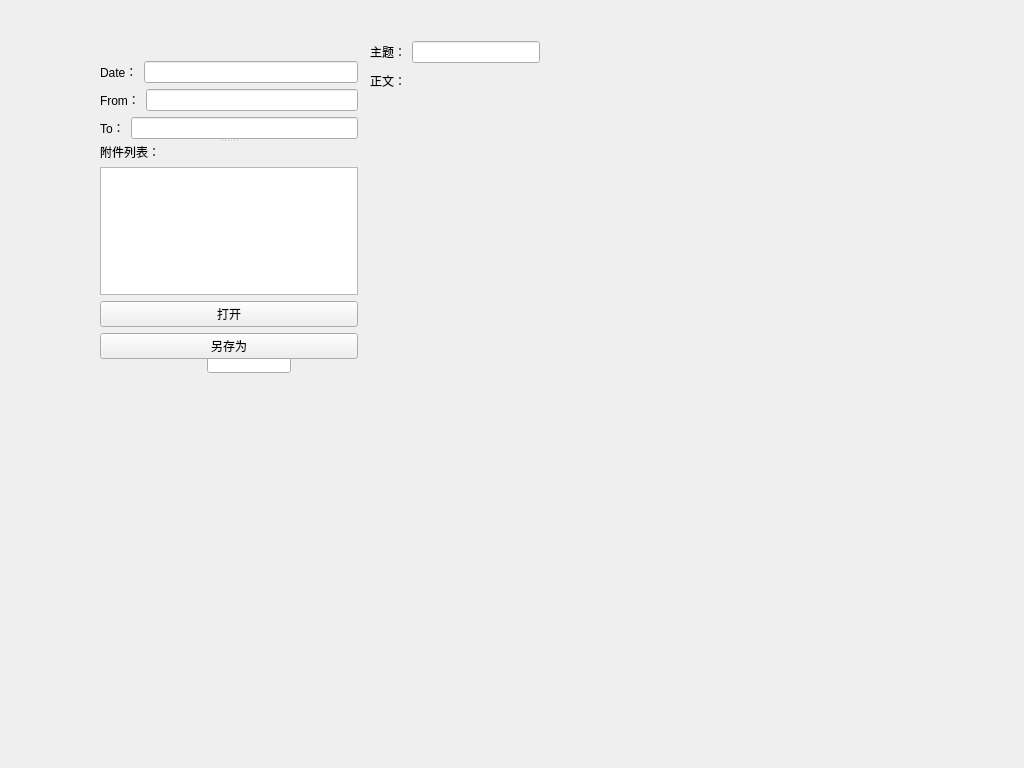
Above: WwMailV2.0/emlbrower.ui from HelloJdss/WangWang_MailClient before the change. Below: the same form after it.
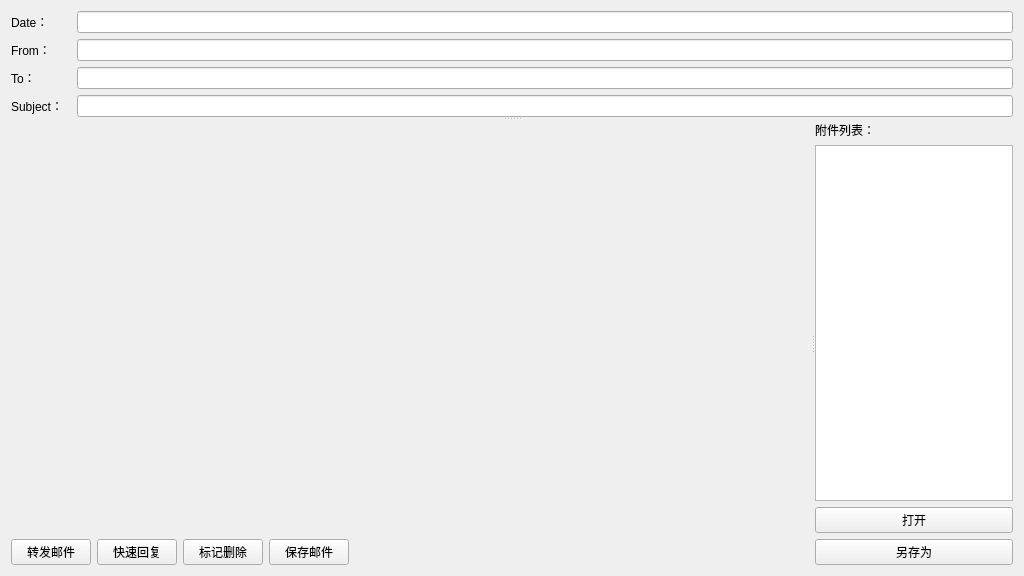
That is the form after the change.

```diff
--- a/WwMailV2.0/emlbrower.ui
+++ b/WwMailV2.0/emlbrower.ui
@@ -7,82 +7,48 @@
     <x>0</x>
     <y>0</y>
     <width>1024</width>
-    <height>768</height>
+    <height>576</height>
    </rect>
   </property>
   <property name="windowTitle">
    <string>EmlBrower</string>
   </property>
-  <widget class="QLabel" name="label_5">
-   <property name="geometry">
-    <rect>
-     <x>370</x>
-     <y>70</y>
-     <width>54</width>
-     <height>22</height>
-    </rect>
-   </property>
-   <property name="text">
-    <string>正文：</string>
-   </property>
-  </widget>
-  <widget class="QLineEdit" name="lineEdit_5">
-   <property name="geometry">
-    <rect>
-     <x>207</x>
-     <y>351</y>
-     <width>84</width>
-     <height>22</height>
-    </rect>
-   </property>
-   <property name="readOnly">
+  <property name="autoFillBackground">
     <bool>true</bool>
    </property>
-  </widget>
-  <widget class="QWidget" name="">
-   <property name="geometry">
-    <rect>
-     <x>370</x>
-     <y>40</y>
-     <width>170</width>
-     <height>24</height>
-    </rect>
-   </property>
-   <layout class="QHBoxLayout" name="horizontalLayout">
+  <layout class="QVBoxLayout" name="verticalLayout_4">
     <item>
-     <widget class="QLabel" name="label_4">
-      <property name="text">
-       <string>主题：</string>
-      </property>
-     </widget>
-    </item>
-    <item>
-     <widget class="QLineEdit" name="lineEdit_4">
-      <property name="readOnly">
-       <bool>true</bool>
-      </property>
-     </widget>
-    </item>
-   </layout>
-  </widget>
-  <widget class="QSplitter" name="splitter">
-   <property name="geometry">
-    <rect>
-     <x>100</x>
-     <y>61</y>
-     <width>258</width>
-     <height>298</height>
-    </rect>
-   </property>
+    <widget class="QSplitter" name="splitter_2">
    <property name="orientation">
     <enum>Qt::Vertical</enum>
    </property>
-   <widget class="QWidget" name="">
+     <widget class="QWidget" name="layoutWidget">
     <layout class="QVBoxLayout" name="verticalLayout">
      <item>
       <layout class="QHBoxLayout" name="horizontalLayout_2">
        <item>
         <widget class="QLabel" name="label_2">
+           <property name="sizePolicy">
+            <sizepolicy hsizetype="Fixed" vsizetype="Preferred">
+             <horstretch>0</horstretch>
+             <verstretch>0</verstretch>
+            </sizepolicy>
+           </property>
+           <property name="minimumSize">
+            <size>
+             <width>60</width>
+             <height>0</height>
+            </size>
+           </property>
+           <property name="maximumSize">
+            <size>
+             <width>60</width>
+             <height>16777215</height>
+            </size>
+           </property>
+           <property name="frameShape">
+            <enum>QFrame::NoFrame</enum>
+           </property>
          <property name="text">
           <string>Date：</string>
          </property>
@@ -101,6 +67,27 @@
       <layout class="QHBoxLayout" name="horizontalLayout_3">
        <item>
         <widget class="QLabel" name="label">
+           <property name="sizePolicy">
+            <sizepolicy hsizetype="Fixed" vsizetype="Preferred">
+             <horstretch>0</horstretch>
+             <verstretch>0</verstretch>
+            </sizepolicy>
+           </property>
+           <property name="minimumSize">
+            <size>
+             <width>60</width>
+             <height>0</height>
+            </size>
+           </property>
+           <property name="maximumSize">
+            <size>
+             <width>60</width>
+             <height>16777215</height>
+            </size>
+           </property>
+           <property name="frameShape">
+            <enum>QFrame::NoFrame</enum>
+           </property>
          <property name="text">
           <string>From：</string>
          </property>
@@ -119,6 +106,27 @@
       <layout class="QHBoxLayout" name="horizontalLayout_4">
        <item>
         <widget class="QLabel" name="label_3">
+           <property name="sizePolicy">
+            <sizepolicy hsizetype="Fixed" vsizetype="Preferred">
+             <horstretch>0</horstretch>
+             <verstretch>0</verstretch>
+            </sizepolicy>
+           </property>
+           <property name="minimumSize">
+            <size>
+             <width>60</width>
+             <height>0</height>
+            </size>
+           </property>
+           <property name="maximumSize">
+            <size>
+             <width>60</width>
+             <height>16777215</height>
+            </size>
+           </property>
+           <property name="frameShape">
+            <enum>QFrame::NoFrame</enum>
+           </property>
          <property name="text">
           <string>To：</string>
          </property>
@@ -133,9 +141,120 @@
        </item>
       </layout>
      </item>
-    </layout>
-   </widget>
-   <widget class="QWidget" name="">
+       <item>
+        <layout class="QHBoxLayout" name="horizontalLayout">
+         <item>
+          <widget class="QLabel" name="label_4">
+           <property name="sizePolicy">
+            <sizepolicy hsizetype="Fixed" vsizetype="Preferred">
+             <horstretch>0</horstretch>
+             <verstretch>0</verstretch>
+            </sizepolicy>
+           </property>
+           <property name="minimumSize">
+            <size>
+             <width>60</width>
+             <height>0</height>
+            </size>
+           </property>
+           <property name="maximumSize">
+            <size>
+             <width>60</width>
+             <height>16777215</height>
+            </size>
+           </property>
+           <property name="text">
+            <string>Subject：</string>
+           </property>
+          </widget>
+         </item>
+         <item>
+          <widget class="QLineEdit" name="lineEdit_subject">
+           <property name="readOnly">
+            <bool>true</bool>
+           </property>
+          </widget>
+         </item>
+        </layout>
+       </item>
+      </layout>
+     </widget>
+     <widget class="QSplitter" name="splitter">
+      <property name="sizePolicy">
+       <sizepolicy hsizetype="Expanding" vsizetype="Preferred">
+        <horstretch>0</horstretch>
+        <verstretch>9</verstretch>
+       </sizepolicy>
+      </property>
+      <property name="orientation">
+       <enum>Qt::Horizontal</enum>
+      </property>
+      <widget class="QWidget" name="layoutWidget">
+       <layout class="QVBoxLayout" name="verticalLayout_3">
+        <item>
+         <widget class="QWidget" name="MiMEWidget" native="true">
+          <property name="sizePolicy">
+           <sizepolicy hsizetype="Preferred" vsizetype="Preferred">
+            <horstretch>0</horstretch>
+            <verstretch>9</verstretch>
+           </sizepolicy>
+          </property>
+          <property name="minimumSize">
+           <size>
+            <width>800</width>
+            <height>0</height>
+           </size>
+          </property>
+         </widget>
+        </item>
+        <item>
+         <layout class="QHBoxLayout" name="horizontalLayout_5">
+          <item>
+           <widget class="QPushButton" name="pushButton_5">
+            <property name="text">
+             <string>转发邮件</string>
+            </property>
+           </widget>
+          </item>
+          <item>
+           <widget class="QPushButton" name="pushButton_4">
+            <property name="text">
+             <string>快速回复</string>
+            </property>
+           </widget>
+          </item>
+          <item>
+           <widget class="QPushButton" name="pushButton_3">
+            <property name="text">
+             <string>标记删除</string>
+            </property>
+           </widget>
+          </item>
+          <item>
+           <widget class="QPushButton" name="pushButton_6">
+            <property name="text">
+             <string>保存邮件</string>
+            </property>
+           </widget>
+          </item>
+          <item>
+           <spacer name="horizontalSpacer">
+            <property name="orientation">
+             <enum>Qt::Horizontal</enum>
+            </property>
+            <property name="sizeHint" stdset="0">
+             <size>
+              <width>40</width>
+              <height>20</height>
+             </size>
+            </property>
+           </spacer>
+          </item>
+         </layout>
+        </item>
+       </layout>
+      </widget>
+      <widget class="QWidget" name="layoutWidget">
     <layout class="QVBoxLayout" name="verticalLayout_2">
      <item>
       <widget class="QLabel" name="label_6">
@@ -145,7 +264,11 @@
       </widget>
      </item>
      <item>
-      <widget class="QListView" name="listView"/>
+         <widget class="QListView" name="listView">
+          <property name="editTriggers">
+           <set>QAbstractItemView::NoEditTriggers</set>
+          </property>
+         </widget>
      </item>
      <item>
       <widget class="QPushButton" name="pushButton">
@@ -164,6 +287,9 @@
     </layout>
    </widget>
   </widget>
+    </widget>
+   </item>
+  </layout>
  </widget>
  <resources/>
  <connections/>
```
Left out of the diff: 9 changed lines with no effect on the pictures. Lines whose indentation alone changed are shown as unchanged.
